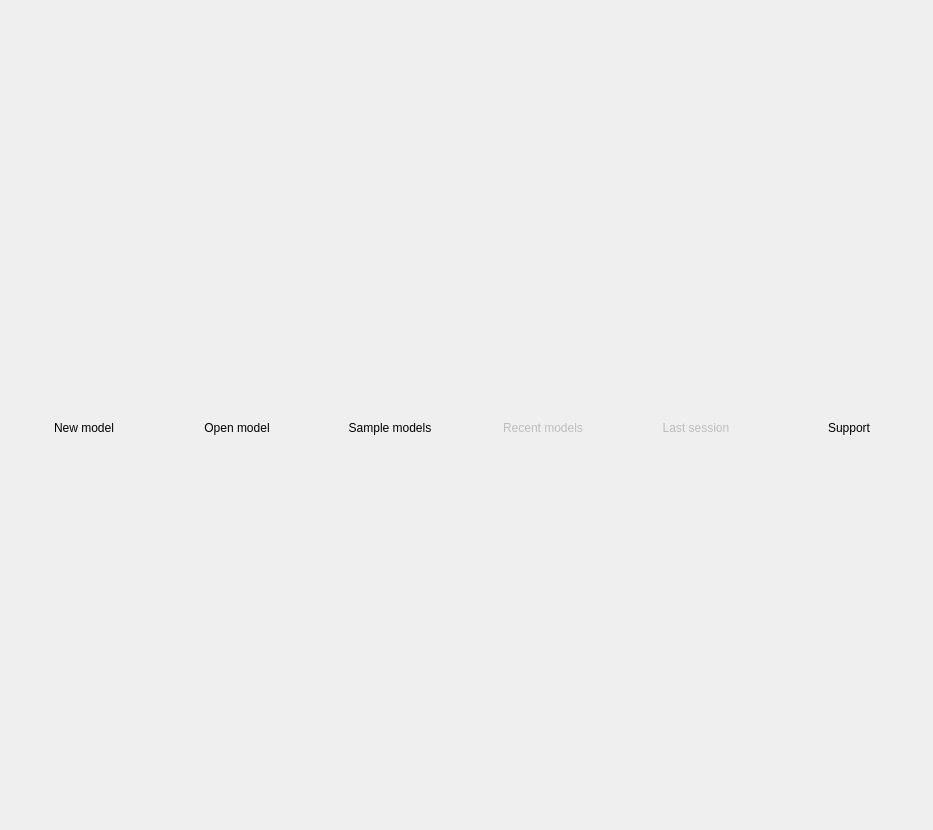
The window that libs/libgui/ui/widgets/welcomewidget.ui (pgmodeler/pgmodeler) describes before a commit, drawn with Qt 5.
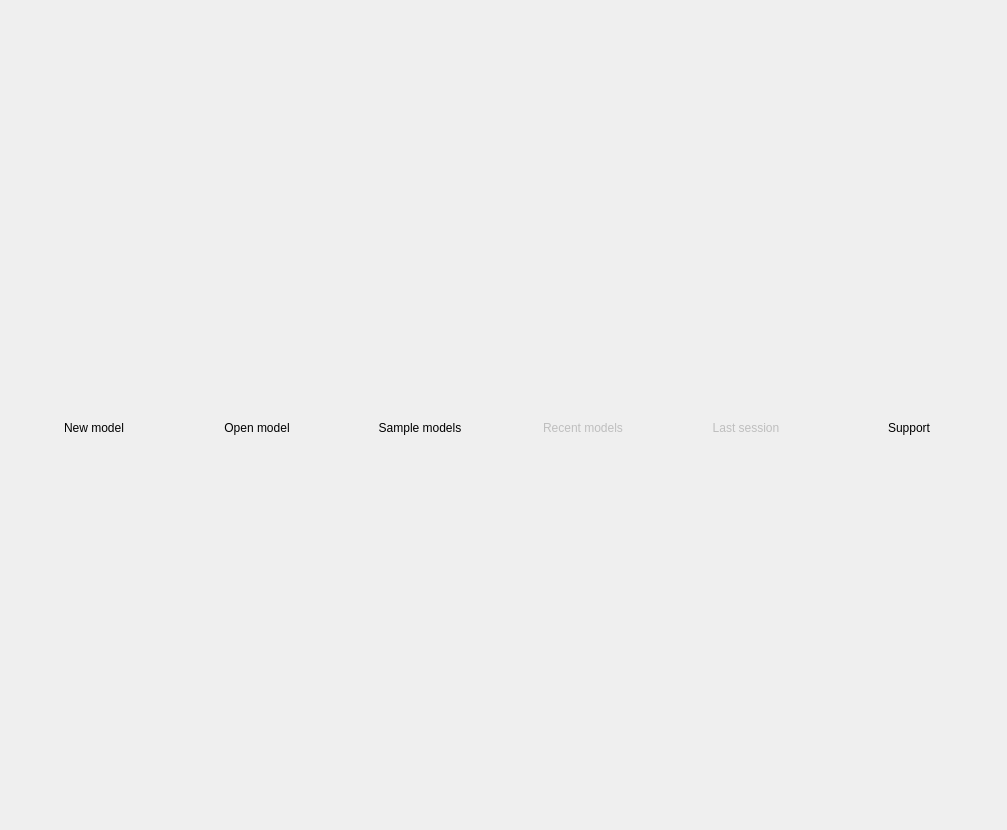
The same window after the commit. Icons and pictures are not drawn.

Commit message: Adjusted the splash screen asset

```diff
--- a/libs/libgui/ui/widgets/welcomewidget.ui
+++ b/libs/libgui/ui/widgets/welcomewidget.ui
@@ -6,7 +6,7 @@
    <rect>
     <x>0</x>
     <y>0</y>
-    <width>932</width>
+    <width>1007</width>
     <height>830</height>
    </rect>
   </property>
@@ -107,6 +107,7 @@
        </property>
        <property name="font">
         <font>
+         <weight>50</weight>
          <bold>false</bold>
         </font>
        </property>
@@ -147,6 +148,7 @@
        </property>
        <property name="font">
         <font>
+         <weight>50</weight>
          <bold>false</bold>
         </font>
        </property>
@@ -190,6 +192,7 @@
        </property>
        <property name="font">
         <font>
+         <weight>50</weight>
          <bold>false</bold>
          <stylestrategy>PreferAntialias</stylestrategy>
         </font>
@@ -231,6 +234,7 @@
        </property>
        <property name="font">
         <font>
+         <weight>50</weight>
          <bold>false</bold>
          <stylestrategy>PreferAntialias</stylestrategy>
         </font>
@@ -272,6 +276,7 @@
        </property>
        <property name="font">
         <font>
+         <weight>50</weight>
          <bold>false</bold>
         </font>
        </property>
@@ -312,6 +317,7 @@
        </property>
        <property name="font">
         <font>
+         <weight>50</weight>
          <bold>false</bold>
         </font>
        </property>
```
Left out of the diff: 2 changed lines with no effect on the pictures. The commit also changes 2 other files.
